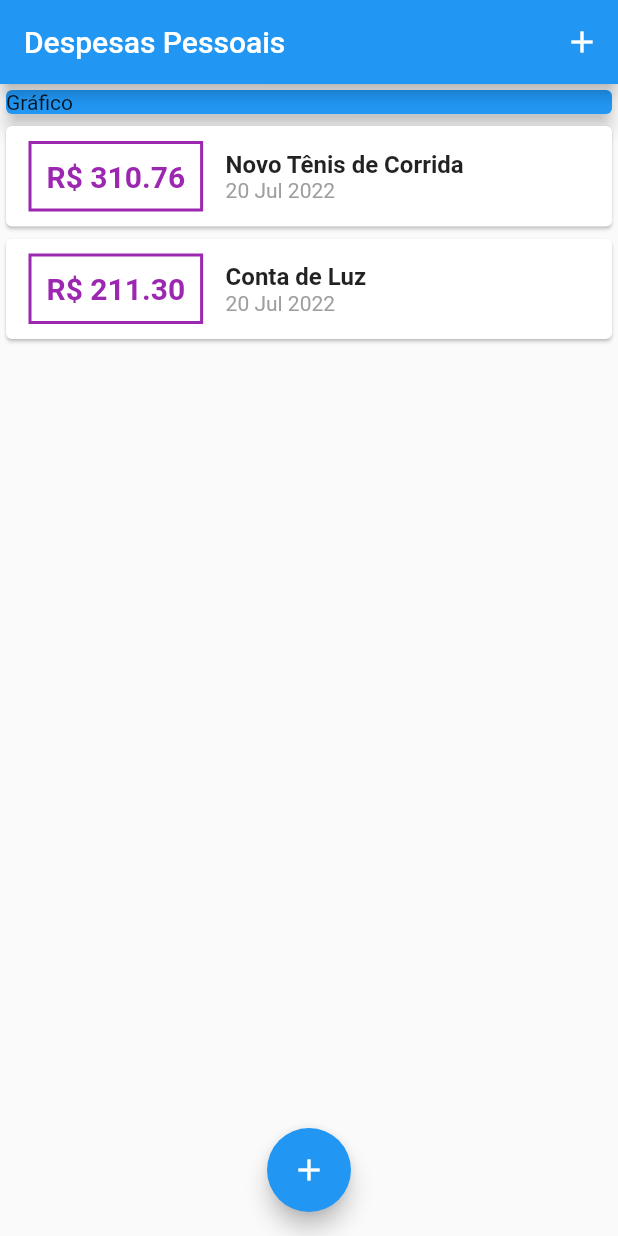
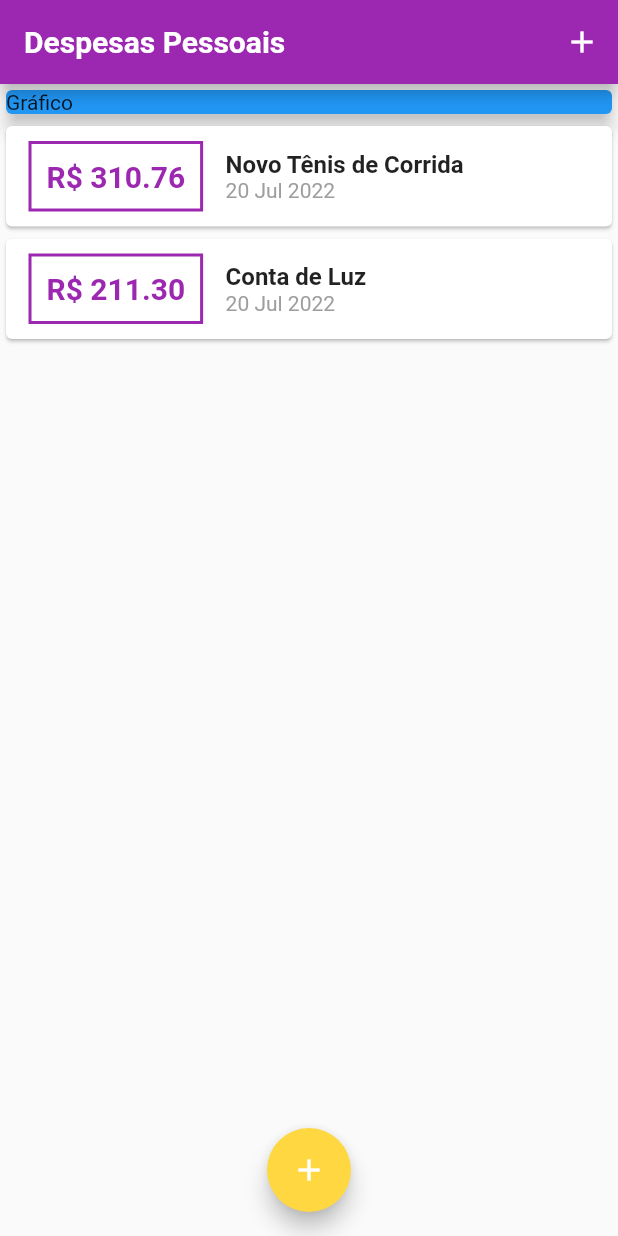
Before and after one commit to luwanhika/expenses, a Flutter app: the screen it shows after launch, on a phone screen of 412 x 824 dp. Run offline on Flutter 3.47's test engine with Material 2 defaults, Android fonts, the phone set to English and light mode, and no system bars; Roboto replaces fonts that are missing (OpenSans).

Commit message:
criando temas dascores

```diff
--- a/lib/components/transaction_list.dart
+++ b/lib/components/transaction_list.dart
@@ -25,17 +25,18 @@ class TransactionList extends StatelessWidget {
                   ),
                   decoration: BoxDecoration(
                     border: Border.all(
-                      color: Colors.purple,
+                      color: Theme.of(context).colorScheme.primary,
                       width: 2,
                     ),
                   ),
                   padding: const EdgeInsets.all(10),
                   child: Text(
                     'R\$ ${tr.value.toStringAsFixed(2)}',
-                    style: const TextStyle(
-                        fontWeight: FontWeight.bold,
-                        fontSize: 20,
-                        color: Colors.purple),
+                    style: TextStyle(
+                      fontWeight: FontWeight.bold,
+                      fontSize: 20,
+                      color: Theme.of(context).colorScheme.primary,
+                    ),
                   ),
                 ),
                 Column(
--- a/lib/main.dart
+++ b/lib/main.dart
@@ -1,4 +1,5 @@
 import 'dart:math';
+import 'dart:ui';
 
 import 'package:flutter/material.dart';
 
@@ -13,9 +14,31 @@ class ExpensesApp extends StatelessWidget {
 
   @override
   Widget build(BuildContext context) {
-    return const MaterialApp(
+    final ThemeData tema = ThemeData();
+
+    return MaterialApp(
       debugShowCheckedModeBanner: false,
-      home: MyHomePage(),
+      home: const MyHomePage(),
+      theme: tema.copyWith(
+        colorScheme: tema.colorScheme.copyWith(
+          primary: Colors.purple,
+          secondary: Colors.amberAccent,
+        ),
+        textTheme: tema.textTheme.copyWith(
+          headline6: const TextStyle(
+            fontFamily: 'OpensSans',
+            fontSize: 18,
+            fontWeight: FontWeight.bold,
+            color: Colors.black,
+          ),
+        ),
+        appBarTheme: const AppBarTheme(
+            titleTextStyle: TextStyle(
+          fontFamily: 'OpenSans',
+          fontSize: 20,
+          fontWeight: FontWeight.bold,
+        )),
+      ),
     );
   }
 }
```
